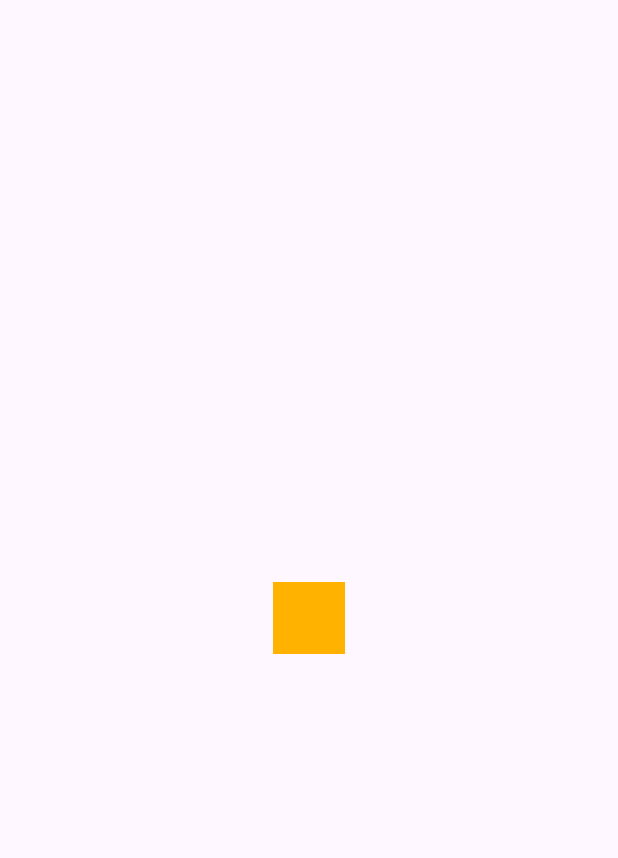
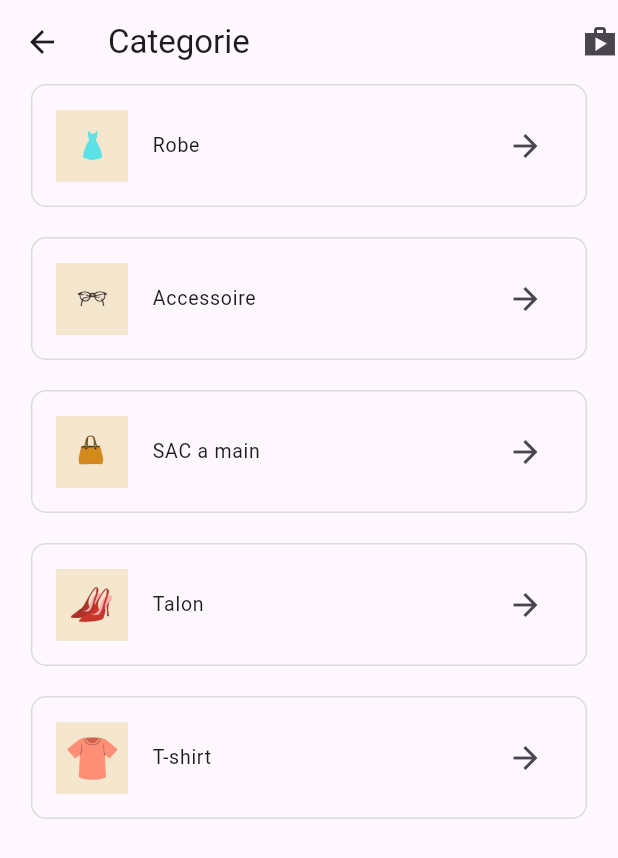
Before and after one commit to 3lkfadel/MyCart, a Flutter app: the Menu screen opened by its route, on a phone screen of 412 x 824 dp. Shown: the top 858 px of the screen. Run offline on Flutter 3.47's test engine with Material 3 defaults, Android fonts, the phone set to English and light mode, and no system bars.

Commit message:
mise a jour des routes

```diff
--- /dev/null
+++ b/lib/Details.dart
@@ -0,0 +1,21 @@
+import 'package:flutter/material.dart';
+
+
+
+class DetailScreen extends StatelessWidget {
+  final String item;
+
+  const DetailScreen({Key? key, required this.item}) : super(key: key);
+
+  @override
+  Widget build(BuildContext context) {
+    return Scaffold(
+      appBar: AppBar(
+        title: Text('Detail'),
+      ),
+      body: Center(
+        child: Text('Detail of the item: $item'),
+      ),
+    );
+  }
+}
--- a/lib/menu.dart
+++ b/lib/menu.dart
@@ -1,26 +1,111 @@
 import 'package:flutter/material.dart';
+import 'package:flutter/rendering.dart';
 
 class Menu extends StatelessWidget {
    Menu({super.key});
 
   @override
   Widget build(BuildContext context) {
-    return Scaffold(
+    return  Scaffold(
+      appBar: AppBar(
+
+        title: Text("Categorie"),
+        actions: [Icon(Icons.shop_sharp)],
+
+
+      ),
       body: Center(
-        child: Column(
-          mainAxisAlignment: MainAxisAlignment.center, // Centrer verticalement les enfants de la colonne
-          children: <Widget>[
-            SingleChildScrollView(
-              child:Container(
-              margin: const EdgeInsets.all(10.0),
-              color: Colors.amber[600],
-                width: 48.0,
-                 height: 48.0,
-                 ),
-            )
-          ],
+        child: Container(
+          width: MediaQuery.of(context).size.width * 0.9, // Définir la largeur
+          child: Row(
+            mainAxisAlignment: MainAxisAlignment.center,
+            children: [
+              Expanded(
+                child: ListView(
+                scrollDirection: Axis.vertical,
+                children: [
+                   ListTile(
+                dense: true,
+                contentPadding: EdgeInsets.all(16.0), // Ajoute du padding autour du contenu
+                shape: RoundedRectangleBorder(
+                  borderRadius: BorderRadius.circular(10.0),
+                  side: BorderSide(color: Colors.black12),
+                ),
+                leading: Image.asset('assets/1.jpg'),
+                trailing: IconButton(
+                  icon: Icon(Icons.arrow_forward),
+                  onPressed: () {},
+                ),
+                title: Text("Robe"),
+              ),
+              SizedBox(height: 20.0),
+              ListTile(
+                dense: true,
+                contentPadding: EdgeInsets.all(16.0), // Ajoute du padding autour du contenu
+                shape: RoundedRectangleBorder(
+                  borderRadius: BorderRadius.circular(10.0),
+                  side: BorderSide(color: Colors.black12),
+                ),
+                leading: Image.asset('assets/3.jpg'),
+                trailing: IconButton(
+                  icon: Icon(Icons.arrow_forward),
+                  onPressed: () {},
+                ),
+                title: Text("Accessoire"),
+              ),
+              SizedBox(height: 20.0),
+              ListTile(
+                dense: true,
+                contentPadding: EdgeInsets.all(16.0), // Ajoute du padding autour du contenu
+                shape: RoundedRectangleBorder(
+                  borderRadius: BorderRadius.circular(10.0),
+                  side: BorderSide(color: Colors.black12),
+                ),
+                leading: Image.asset('assets/4.jpg'),
+                trailing: IconButton(
+                  icon: Icon(Icons.arrow_forward),
+                  onPressed: () {},
+                ),
+                title: Text("SAC a main "),
+              ),
+              SizedBox(height: 20.0),
+              ListTile(
+                dense: true,
+                contentPadding: EdgeInsets.all(16.0), // Ajoute du padding autour du contenu
+                shape: RoundedRectangleBorder(
+                  borderRadius: BorderRadius.circular(10.0),
+                  side: BorderSide(color: Colors.black12),
+                ),
+                leading: Image.asset('assets/5.jpg'),
+                trailing: IconButton(
+                  icon: Icon(Icons.arrow_forward),
+                  onPressed: () {},
+                ),
+                title: Text("Talon"),
+              ),
+              SizedBox(height: 20.0),
+              ListTile(
+                dense: true,
+                contentPadding: EdgeInsets.all(16.0), // Ajoute du padding autour du contenu
+                shape: RoundedRectangleBorder(
+                  borderRadius: BorderRadius.circular(10.0),
+                  side: BorderSide(color: Colors.black12),
+                ),
+                leading: Image.asset('assets/6.jpg'),
+                trailing: IconButton(
+                  icon: Icon(Icons.arrow_forward),
+                  onPressed: () {},
+                ),
+                title: Text("T-shirt"),
+              ),
+                ],
+              )
+              )
+            ],
+          ),
         ),
-      ),
+      )
+
     );
   }
 }
```
Also changed, not shown: assets/1.jpg (added), assets/2.jpg (added), assets/3.jpg (added), assets/4.jpg (added), assets/5.jpg (added), assets/6.jpg (added).
